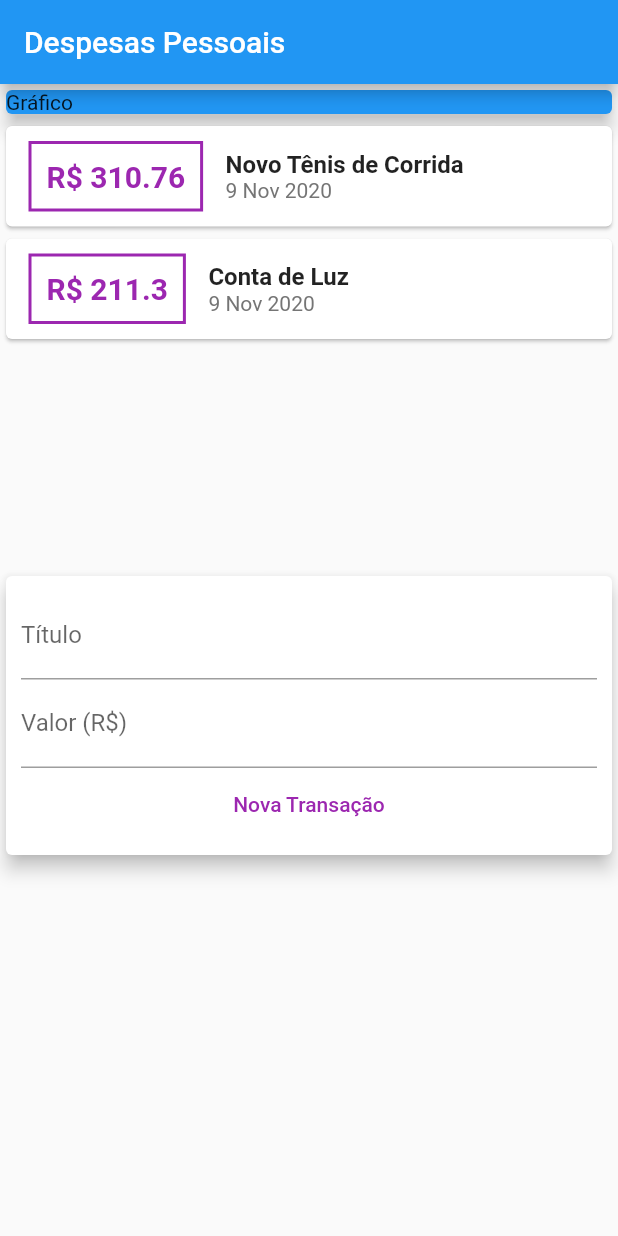
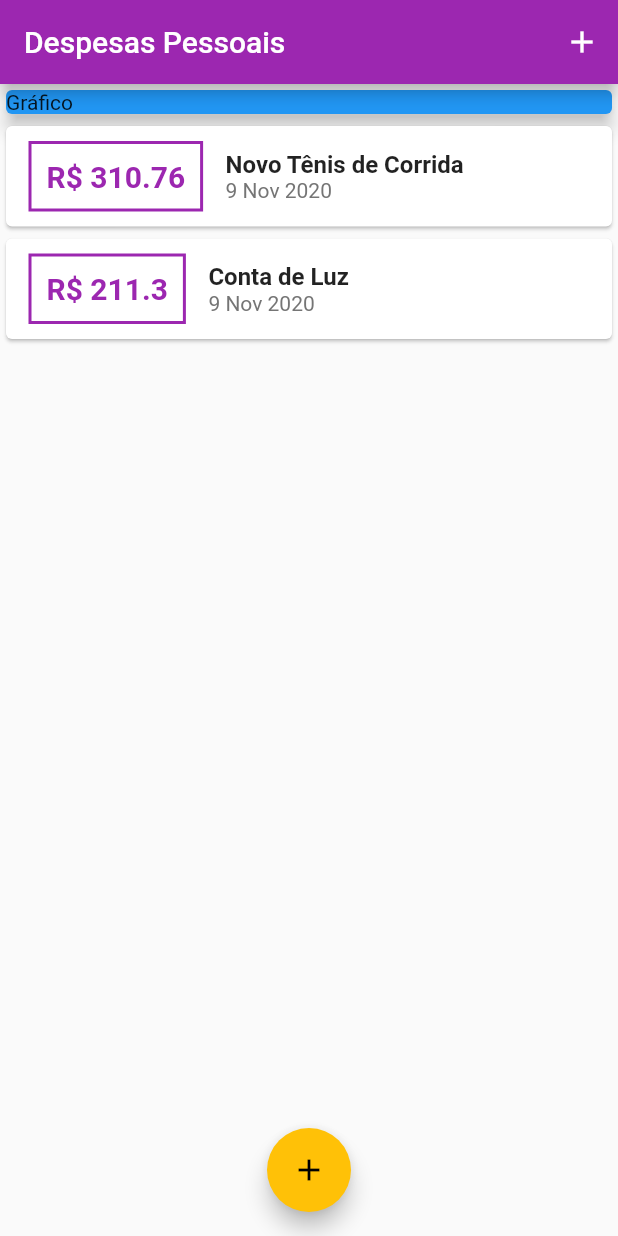
Before and after one commit to marcosinocencio/Flutter, a Flutter app: the screen it shows after launch, on a phone screen of 412 x 824 dp. Run offline on Flutter 3.47's test engine with Material 2 defaults, Android fonts, the phone set to English and light mode, and no system bars.

Commit message:
Update
Atualizacão do App expenses

```diff
--- a/expenses/lib/components/transaction_list.dart
+++ b/expenses/lib/components/transaction_list.dart
@@ -21,7 +21,8 @@ class TransactionList extends StatelessWidget {
                 Container(
                     margin: EdgeInsets.symmetric(horizontal: 15, vertical: 10),
                     decoration: BoxDecoration(
-                      border: Border.all(color: Colors.purple, width: 2),
+                      border: Border.all(
+                          color: Theme.of(context).primaryColor, width: 2),
                     ),
                     padding: EdgeInsets.all(10),
                     child: Text(
@@ -29,7 +30,7 @@ class TransactionList extends StatelessWidget {
                       style: TextStyle(
                           fontWeight: FontWeight.bold,
                           fontSize: 20,
-                          color: Colors.purple),
+                          color: Theme.of(context).primaryColor),
                     )),
                 Column(crossAxisAlignment: CrossAxisAlignment.start, children: [
                   Text(tr.title,
--- a/expenses/lib/components/transaction_user.dart
+++ /dev/null
@@ -1,45 +0,0 @@
-import 'dart:math';
-
-import 'package:expenses/models/transaction.dart';
-import 'transaction_form.dart';
-import 'transaction_list.dart';
-import 'package:flutter/material.dart';
-
-class TransactionUser extends StatefulWidget {
-  @override
-  _TransactionUserState createState() => _TransactionUserState();
-}
-
-class _TransactionUserState extends State<TransactionUser> {
-  final _transactions = [
-    Transaction(
-        id: 't1',
-        title: 'Novo Tênis de Corrida',
-        value: 310.76,
-        date: DateTime.now()),
-    Transaction(
-        id: 't2', title: 'Conta de Luz', value: 211.30, date: DateTime.now())
-  ];
-
-  _addTransaction(String title, double value) {
-    final newTransaction = Transaction(
-        id: Random().nextDouble().toString(),
-        title: title,
-        value: value,
-        date: DateTime.now());
-
-    setState(() {
-      _transactions.add(newTransaction);
-    });
-  }
-
-  @override
-  Widget build(BuildContext context) {
-    return Column(
-      children: [
-        TransactionList(_transactions),
-        TransactionForm(_addTransaction)
-      ],
-    );
-  }
-}
--- a/expenses/lib/main.dart
+++ b/expenses/lib/main.dart
@@ -1,5 +1,9 @@
-import 'package:expenses/components/transaction_user.dart';
+import 'package:expenses/components/transaction_form.dart';
 import 'package:flutter/material.dart';
+import 'dart:math';
+import 'models/transaction.dart';
+import 'components/transaction_form.dart';
+import 'components/transaction_list.dart';
 
 main() => runApp(ExpensesApp());
 
@@ -8,16 +12,60 @@ class ExpensesApp extends StatelessWidget {
   Widget build(BuildContext context) {
     return MaterialApp(
       home: MyHomePage(),
+      theme: ThemeData(primarySwatch: Colors.purple, accentColor: Colors.amber),
     );
   }
 }
 
-class MyHomePage extends StatelessWidget {
+class MyHomePage extends StatefulWidget {
+  @override
+  _MyHomePageState createState() => _MyHomePageState();
+}
+
+class _MyHomePageState extends State<MyHomePage> {
+  final _transactions = [
+    Transaction(
+        id: 't1',
+        title: 'Novo Tênis de Corrida',
+        value: 310.76,
+        date: DateTime.now()),
+    Transaction(
+        id: 't2', title: 'Conta de Luz', value: 211.30, date: DateTime.now())
+  ];
+
+  _addTransaction(String title, double value) {
+    final newTransaction = Transaction(
+        id: Random().nextDouble().toString(),
+        title: title,
+        value: value,
+        date: DateTime.now());
+
+    setState(() {
+      _transactions.add(newTransaction);
+    });
+
+    Navigator.of(context).pop();
+  }
+
+  _opentransactionFormModal(BuildContext context) {
+    showModalBottomSheet(
+        context: context,
+        builder: (_) {
+          return TransactionForm(_addTransaction);
+        });
+  }
+
   @override
   Widget build(BuildContext context) {
     return Scaffold(
         appBar: AppBar(
           title: Text('Despesas Pessoais'),
+          actions: <Widget>[
+            IconButton(
+              icon: Icon(Icons.add),
+              onPressed: () => _opentransactionFormModal(context),
+            )
+          ],
         ),
         body: SingleChildScrollView(
           child: Column(
@@ -30,10 +78,14 @@ class MyHomePage extends StatelessWidget {
                   elevation: 5,
                 ),
               ),
-            TransactionUser()
+              TransactionList(_transactions),
             ],
           ),
         ),
-    );
+        floatingActionButton: FloatingActionButton(
+          child: Icon(Icons.add),
+          onPressed: () => _opentransactionFormModal(context),
+        ),
+        floatingActionButtonLocation: FloatingActionButtonLocation.centerFloat);
   }
 }
```
Also changed, not shown: expenses/lib/components/transaction_form.dart (+13 -4 lines). Lines whose indentation alone changed are shown as unchanged.
